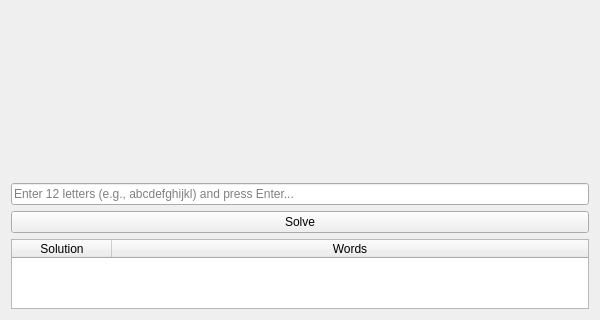
Above: src/gui/LetterBoxedWidget.ui from satsinush/word-games before the change; both pictures show x 0 to 600 and y 320 to 640 of the 600 by 640 pixel window. Below: the same form after it.
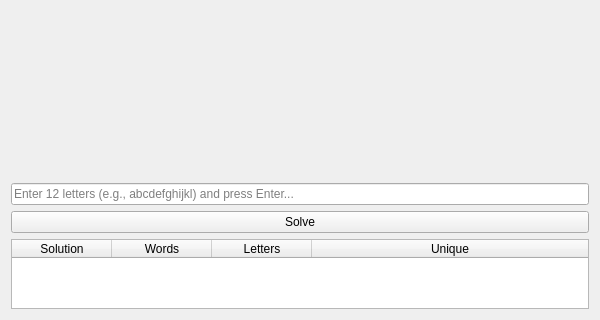
That is the form after the change.

The edit to the form file:
```diff
--- a/src/gui/LetterBoxedWidget.ui
+++ b/src/gui/LetterBoxedWidget.ui
@@ -159,6 +159,16 @@
        <string>Words</string>
       </property>
      </column>
+     <column>
+      <property name="text">
+       <string>Letters</string>
+      </property>
+     </column>
+     <column>
+      <property name="text">
+       <string>Unique</string>
+      </property>
+     </column>
     </widget>
    </item>
   </layout>
```
